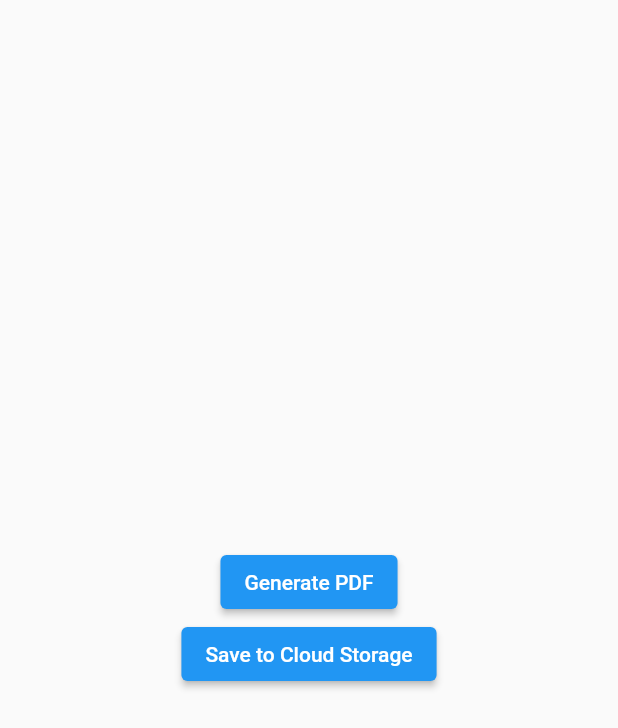
After one commit to abd529/wheel_of_life, a Flutter app: the PDFScreen screen opened directly, after a tap on "Generate PDF", on a phone screen of 412 x 824 dp. The commit adds this screen. Shown: the top 728 px of the screen. Run offline on Flutter 3.47's test engine with Material 2 defaults, Android fonts, the phone set to English and light mode, and no system bars; our stand-ins replace cloud_firestore, dots_indicator, firebase_auth, firebase_core, firebase_storage, google_fonts and 6 more; missing offline and left inert: graphic; accounts and stored records are empty; generated files the repository leaves out were written again.

Commit message:
pdf done

```diff
--- /dev/null
+++ b/lib/Screens/pdf_screen.dart
@@ -0,0 +1,45 @@
+import 'dart:typed_data';
+
+import 'package:firebase_auth/firebase_auth.dart';
+import 'package:flutter/material.dart';
+import 'package:pdf/pdf.dart';
+import 'package:firebase_storage/firebase_storage.dart';
+import 'package:pdf/widgets.dart' as pdfWidgets;
+
+class PDFScreen extends StatelessWidget {
+  PDFScreen({super.key});
+  final userId = FirebaseAuth.instance.currentUser!.uid;
+
+  Future<void> createPdf() async {
+  final pdf = pdfWidgets.Document();
+  pdf.addPage(pdfWidgets.Page(
+    build: (context) => pdfWidgets.Center(
+      child: pdfWidgets.Text('Hello, world!', style: pdfWidgets.TextStyle(fontSize: 24)),
+    ),
+  ));
+  final pdfBytes = await pdf.save();
+  uploadPdfToFirebaseStorage(userId, pdfBytes);
+  // Save pdfBytes to Firebase Cloud Storage
+}
+
+Future<void> uploadPdfToFirebaseStorage(String fileName, List<int> pdfBytes) async {
+  final ref = FirebaseStorage.instance.ref().child("PDF Docs");
+  await ref.putData(Uint8List.fromList(pdfBytes));
+  // PDF file is now saved to Firebase Cloud Storage
+}
+
+  @override
+  Widget build(BuildContext context) {
+    return Scaffold(
+      body: Container(
+        width: double.infinity,
+        child: Column(
+          mainAxisAlignment: MainAxisAlignment.center,
+          children:[
+          ElevatedButton(onPressed: (){createPdf();}, child: const Text("Generate PDF")),
+          ElevatedButton(onPressed: (){}, child: const Text("Save to Cloud Storage")),
+          ]
+          ))
+    );
+  }
+}
--- a/lib/main.dart
+++ b/lib/main.dart
@@ -5,6 +5,7 @@ import 'package:flutter_localizations/flutter_localizations.dart';
 import 'package:wheel_of_life/Quiz%20Functionality/quiz_screen.dart';
 import 'package:flutter_gen/gen_l10n/app_localization.dart';
 import 'package:wheel_of_life/Screens/onboard_screen.dart';
+import 'package:wheel_of_life/Screens/pdf_screen.dart';
 import 'package:wheel_of_life/Screens/youtube_screen.dart';
 import 'Authentication/login_screen.dart';
 import 'Quiz Functionality/Quiz/quiz.dart';
@@ -43,7 +44,7 @@ class _MyAppState extends State<MyApp> {
       theme: ThemeData(
         primarySwatch: Colors.blue,
       ),
-      home: FirebaseAuth.instance.currentUser != null? const DetailPage() : LoginScreen(),
+      home: FirebaseAuth.instance.currentUser != null? PDFScreen() : LoginScreen(),
       supportedLocales: L10n.all,
       locale: _locale,
       localizationsDelegates: const [
--- a/pubspec.yaml
+++ b/pubspec.yaml
@@ -62,6 +62,7 @@ dev_dependencies:
   youtube_player_flutter: ^8.1.2
   visibility_detector: ^0.4.0+2
   numberpicker: ^2.1.2
+  firebase_storage: ^11.1.2
 
 # For information on the generic Dart part of this file, see the
 # following page: https://dart.dev/tools/pub/pubspec
```
Also changed, not shown: pubspec.lock, 3 other files.
